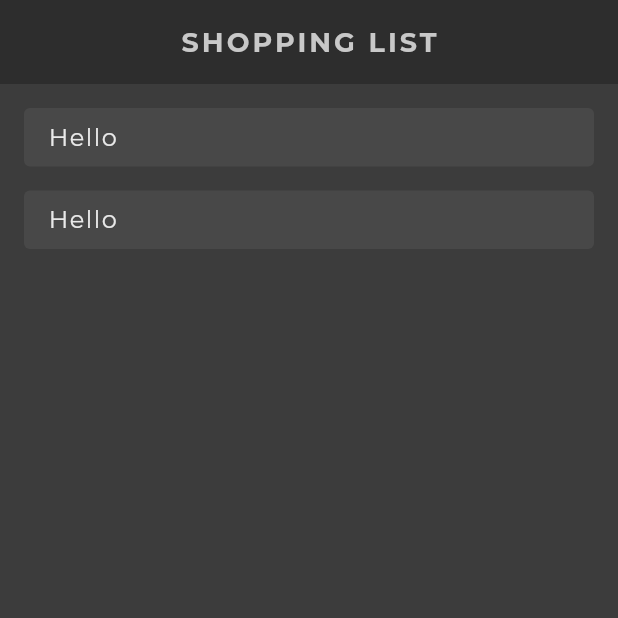
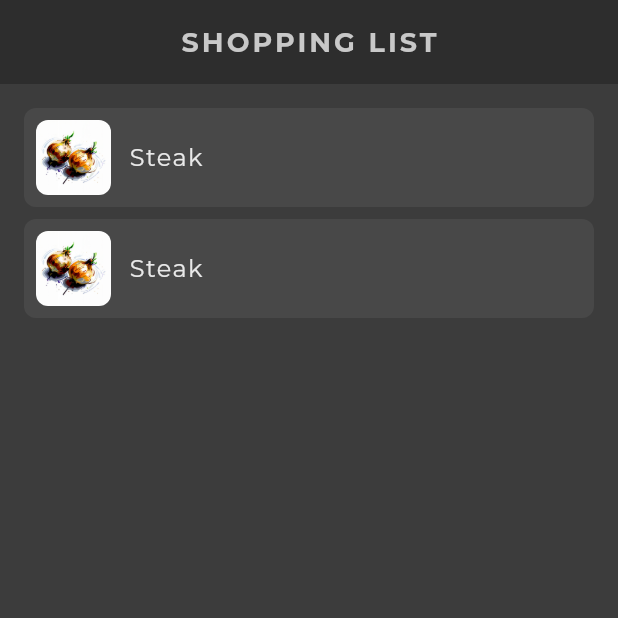
Before and after one commit to DrGunnarMallon/Our-Shopping-List, a Flutter app: the screen it shows after launch, on a phone screen of 412 x 824 dp, the top half of it. Run offline on Flutter 3.47's test engine with Material 3 defaults, Android fonts, the phone set to English and light mode, and no system bars; our stand-ins replace google_fonts.

```diff
--- a/lib/screens/home/home.dart
+++ b/lib/screens/home/home.dart
@@ -24,7 +24,7 @@ class _HomeState extends State<Home> {
             Expanded(
               child: ListView.builder(
                 itemCount: 2,
-                itemBuilder: (context, index) => ItemCard('Hello'),
+                itemBuilder: (context, index) => ItemCard('Steak'),
               ),
             ),
           ],
--- a/lib/screens/home/item_card.dart
+++ b/lib/screens/home/item_card.dart
@@ -9,10 +9,24 @@ class ItemCard extends StatelessWidget {
   @override
   Widget build(BuildContext context) {
     return Card(
+      shape: RoundedRectangleBorder(
+        borderRadius: BorderRadius.circular(8),
+      ),
       child: Padding(
-        padding: const EdgeInsets.symmetric(horizontal: 16, vertical: 8),
-        child: StyledText(item),
-      ),
+          padding: const EdgeInsets.symmetric(horizontal: 8, vertical: 8),
+          child: Row(children: [
+            ClipRRect(
+              borderRadius:
+                  BorderRadius.circular(8.0), // Adjust the radius as needed
+              child: Image.asset(
+                'assets/images/onions.png',
+                width: 50,
+                colorBlendMode: BlendMode.softLight,
+              ),
+            ),
+            const SizedBox(width: 12),
+            StyledText(item),
+          ])),
     );
   }
 }
--- a/lib/theme.dart
+++ b/lib/theme.dart
@@ -57,7 +57,7 @@ ThemeData appTheme = ThemeData(
     shape: RoundedRectangleBorder(
       borderRadius: BorderRadius.circular(4),
     ),
-    margin: const EdgeInsets.only(bottom: 16),
+    margin: const EdgeInsets.only(bottom: 8),
     shadowColor: Colors.transparent,
   ),
 );
--- a/pubspec.yaml
+++ b/pubspec.yaml
@@ -18,3 +18,6 @@ dev_dependencies:
 
 flutter:
   uses-material-design: true
+
+  assets:
+    - assets/images/
```
Also changed, not shown: lib/models/item.dart (added, +19 -0 lines), assets/images/bananas.png (added), assets/images/onions.png (added), assets/images/steak.png (added).
